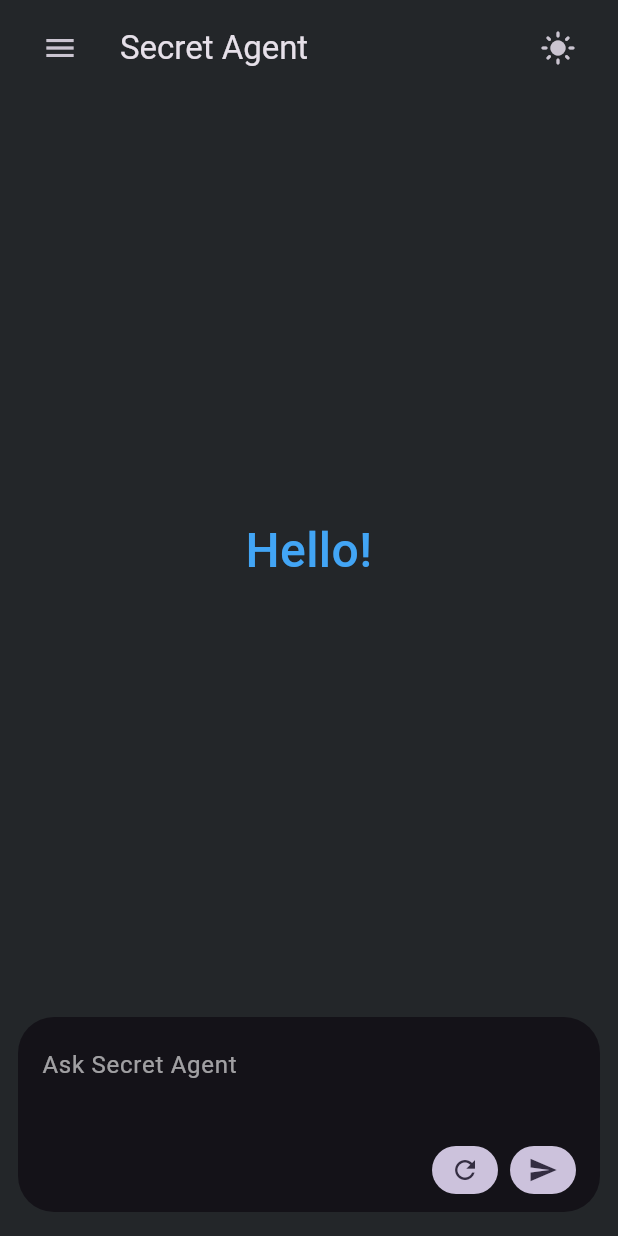
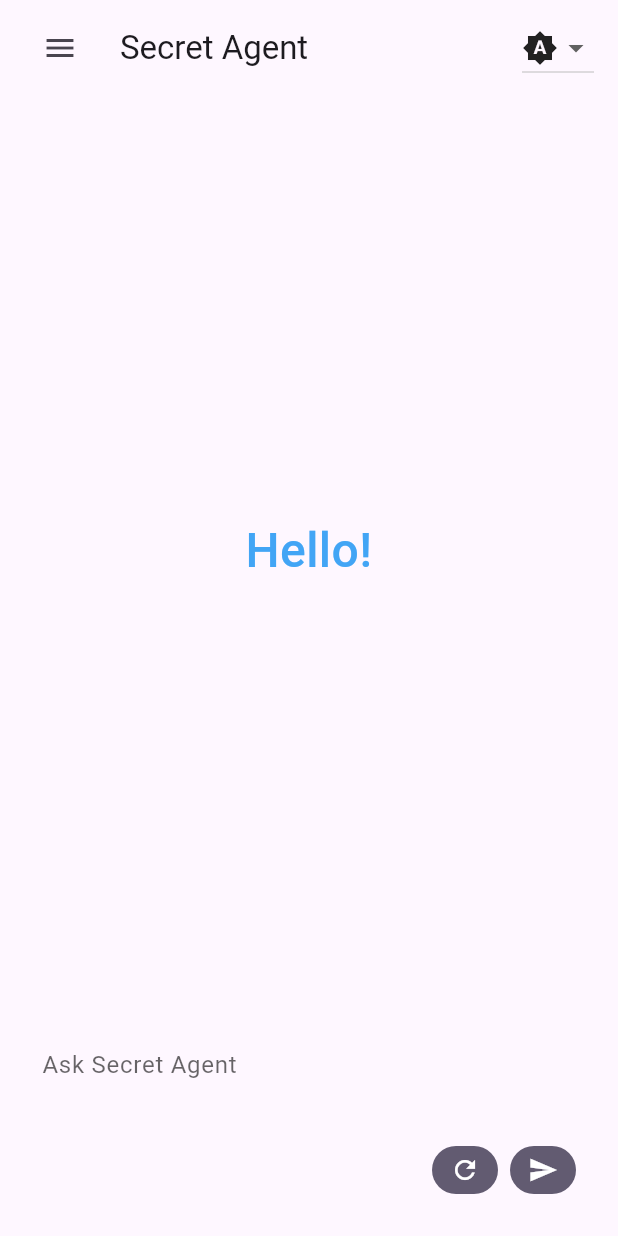
Before and after one commit to tianhaoz95/moollama, a Flutter app: the screen it shows after launch, on a phone screen of 412 x 824 dp. Run offline on Flutter 3.47's test engine with Material 3 defaults, Android fonts, the phone set to English and light mode, and no system bars; our stand-ins replace sqflite_common_ffi; accounts and stored records are empty.

Commit message:
feat: use drop down for theme

```diff
--- a/lib/database_helper.dart
+++ b/lib/database_helper.dart
@@ -1,7 +1,6 @@
 import 'dart:async';
 import 'dart:io';
 import 'package:path/path.dart';
-import 'package:sqflite/sqflite.dart';
 import 'package:sqflite_common_ffi/sqflite_ffi.dart';
 
 class DatabaseHelper {
--- a/lib/main.dart
+++ b/lib/main.dart
@@ -1,7 +1,7 @@
 import 'package:flutter/material.dart';
 import 'package:secret_agent/database_helper.dart';
 
-final ValueNotifier<ThemeMode> themeNotifier = ValueNotifier(ThemeMode.dark);
+final ValueNotifier<ThemeMode> themeNotifier = ValueNotifier(ThemeMode.system);
 
 void main() async {
   await DatabaseHelper().init();
@@ -149,17 +149,31 @@ class _SecretAgentHomeState extends State<SecretAgentHome> {
                     style: Theme.of(context).textTheme.titleLarge,
                   ),
                   const Spacer(),
-                  IconButton(
-                    icon: Icon(
-                      themeNotifier.value == ThemeMode.light
-                          ? Icons.dark_mode
-                          : Icons.light_mode,
-                    ),
-                    onPressed: () {
-                      themeNotifier.value =
-                          themeNotifier.value == ThemeMode.light
-                              ? ThemeMode.dark
-                              : ThemeMode.light;
+                  ValueListenableBuilder<ThemeMode>(
+                    valueListenable: themeNotifier,
+                    builder: (context, currentMode, child) {
+                      return DropdownButton<ThemeMode>(
+                        value: currentMode,
+                        onChanged: (ThemeMode? newValue) {
+                          if (newValue != null) {
+                            themeNotifier.value = newValue;
+                          }
+                        },
+                        items: const [
+                          DropdownMenuItem(
+                            value: ThemeMode.light,
+                            child: Icon(Icons.light_mode),
+                          ),
+                          DropdownMenuItem(
+                            value: ThemeMode.dark,
+                            child: Icon(Icons.dark_mode),
+                          ),
+                          DropdownMenuItem(
+                            value: ThemeMode.system,
+                            child: Icon(Icons.brightness_auto),
+                          ),
+                        ],
+                      );
                     },
                   ),
                 ],
@@ -293,10 +307,9 @@ class _ConversationItem extends StatelessWidget {
 }
 
 class _BottomBarButton extends StatelessWidget {
-  final String? label;
   final IconData? icon;
   final VoidCallback? onPressed;
-  const _BottomBarButton({this.label, this.icon, this.onPressed});
+  const _BottomBarButton({this.icon, this.onPressed});
 
   @override
   Widget build(BuildContext context) {
@@ -311,19 +324,11 @@ class _BottomBarButton extends StatelessWidget {
             color: Theme.of(context).colorScheme.secondary,
             borderRadius: BorderRadius.circular(18),
           ),
-          child: label != null
-              ? Text(
-                  label!,
-                  style: TextStyle(
-                    color: Theme.of(context).colorScheme.onSecondary,
-                    fontSize: 14,
-                  ),
-                )
-              : Icon(
-                  icon,
-                  color: Theme.of(context).colorScheme.onSecondary,
-                  size: 20,
-                ),
+          child: Icon(
+            icon,
+            color: Theme.of(context).colorScheme.onSecondary,
+            size: 20,
+          ),
         ),
       ),
     );
```
